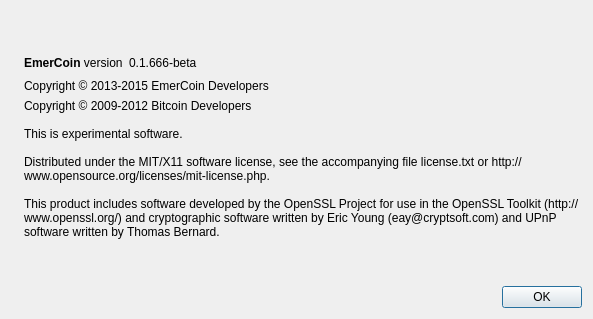
Before: the Qt Designer form src/qt/forms/aboutdialog.ui in bitcf/bitcf, drawn with Qt 5.
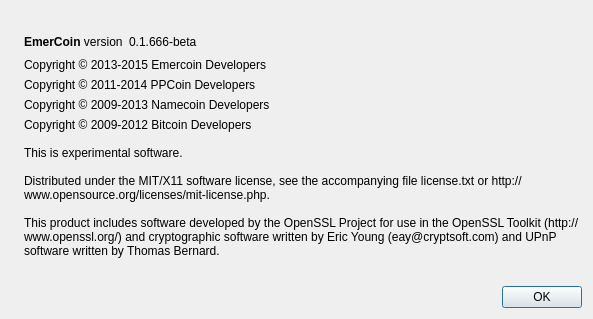
After: the same form once the commit is applied. Icons and pictures are not drawn.

Patch:
```diff
--- a/src/qt/forms/aboutdialog.ui
+++ b/src/qt/forms/aboutdialog.ui
@@ -88,7 +88,33 @@
      <item>
       <widget class="QLabel" name="label_ppcoin_copyright">
        <property name="text">
-        <string>Copyright © 2013-2015 EmerCoin Developers</string>
+        <string>Copyright © 2013-2015 Emercoin Developers</string>
+       </property>
+       <property name="wordWrap">
+        <bool>true</bool>
+       </property>
+       <property name="textInteractionFlags">
+        <set>Qt::LinksAccessibleByMouse|Qt::TextSelectableByKeyboard|Qt::TextSelectableByMouse</set>
+       </property>
+      </widget>
+     </item>
+     <item>
+      <widget class="QLabel" name="label_emercoin_copyright">
+       <property name="text">
+        <string>Copyright © 2011-2014 PPCoin Developers</string>
+       </property>
+       <property name="wordWrap">
+        <bool>true</bool>
+       </property>
+       <property name="textInteractionFlags">
+        <set>Qt::LinksAccessibleByMouse|Qt::TextSelectableByKeyboard|Qt::TextSelectableByMouse</set>
+       </property>
+      </widget>
+     </item>
+     <item>
+      <widget class="QLabel" name="label_namecoin_copyright">
+       <property name="text">
+        <string>Copyright © 2009-2013 Namecoin Developers</string>
        </property>
        <property name="wordWrap">
         <bool>true</bool>
```
